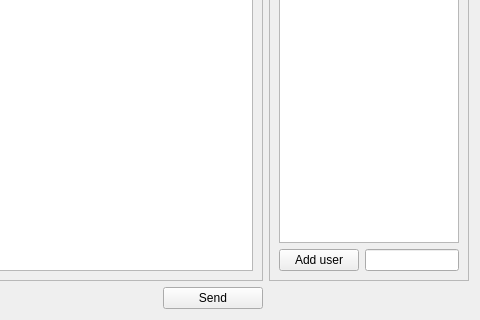
The window that client/src/RoomPage.ui (cpp-park-vk-education/2023_1_C--) describes before a commit, drawn with Qt 5; both pictures show x 320 to 800 and y 160 to 480 of the 800 by 480 pixel window.
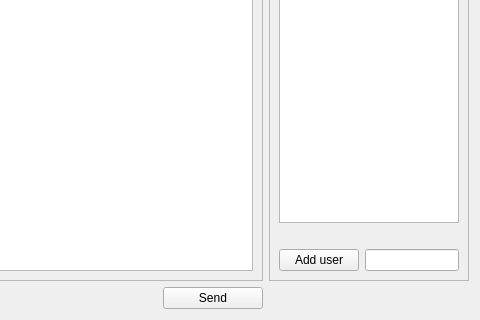
The same window after the commit. Custom widgets are drawn as their Qt base class.

What changed in the file:
```diff
--- a/client/src/RoomPage.ui
+++ b/client/src/RoomPage.ui
@@ -74,6 +74,13 @@
        <item>
         <widget class="QListView" name="members"/>
        </item>
+       <item>
+        <widget class="QLabel" name="errorLabel">
+         <property name="text">
+          <string/>
+         </property>
+        </widget>
+       </item>
        <item>
         <layout class="QHBoxLayout" name="horizontalLayout">
          <item>
```
